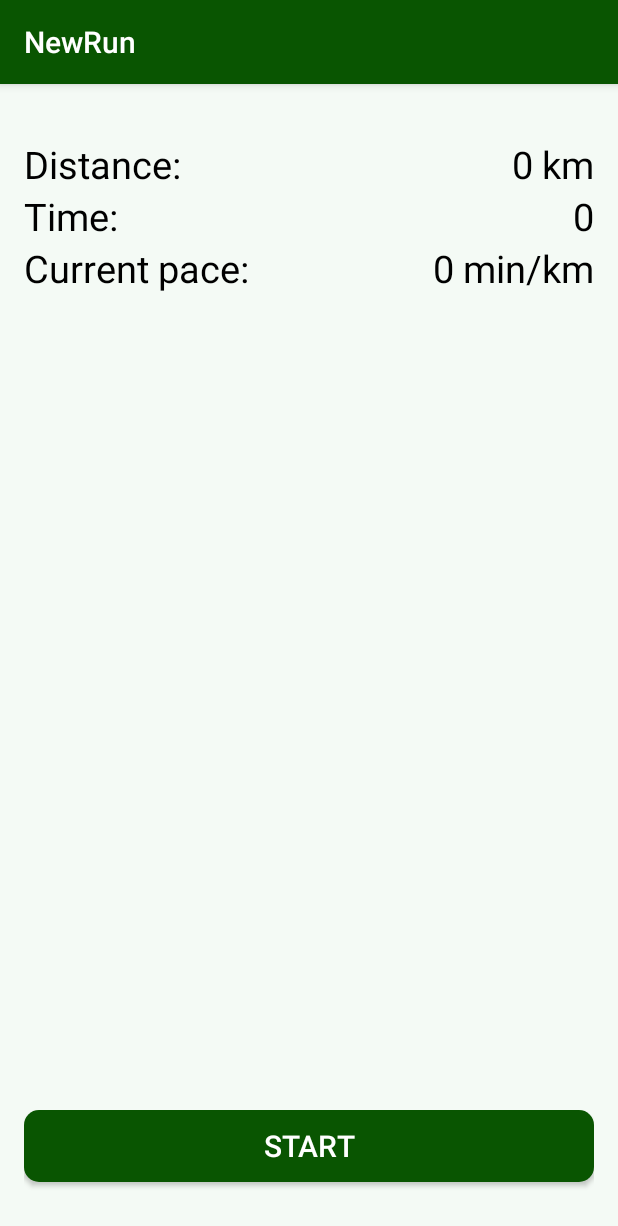
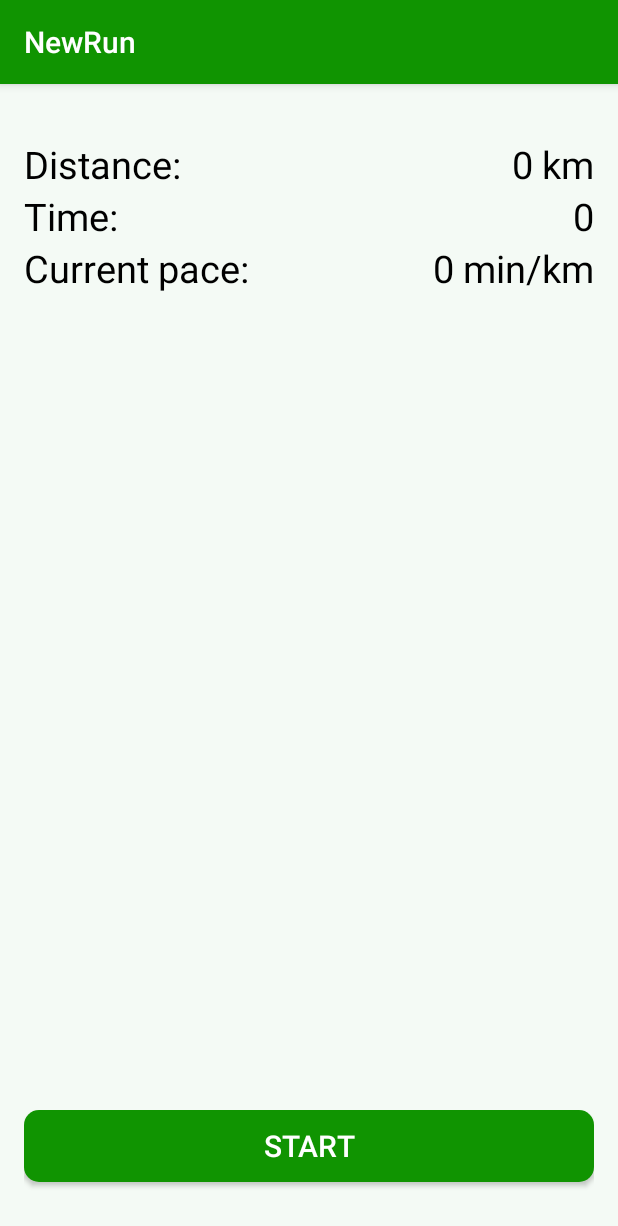
Before and after one commit to astrimagnussen/GhostRunner, an Android app: the NewRun screen opened directly, with no data from a screen before it, on a phone screen of 412 x 824 dp. Shown: the top 1226 px of the screen. Run offline under Robolectric (Android 15) with nearby library versions, the light colour scheme and no system bars.

Commit message:
bara ljusare farg

```diff
--- a/app/src/main/res/values/colors.xml
+++ b/app/src/main/res/values/colors.xml
@@ -1,16 +1,16 @@
 <?xml version="1.0" encoding="utf-8"?>
 <resources>
     <color name="colorPrimary">#3F51B5</color>
-    <color name="colorStatusBar">#06320b</color>
+    <color name="colorStatusBar">#0c7301</color>
     <color name="colorAccent">#FF4081</color>
     <color name="colorSaveBtn">#48c1f1</color>
     <color name="colorDeleteBtn">#e12326</color>
 
-    <color name="colorActionBar">#095501</color>
+    <color name="colorActionBar">#109401</color>
     <color name="colorWindowBackground">#f4faf5</color>
     <color name="colorTitle">#fff</color>
     <color name="colorButtonText">#ffffff</color>
-    <color name="colorButtonBackground">#095501</color>
+    <color name="colorButtonBackground">#109401</color>
     <color name="colorDisplayRunText">#000000</color>
 
 </resources>
```
